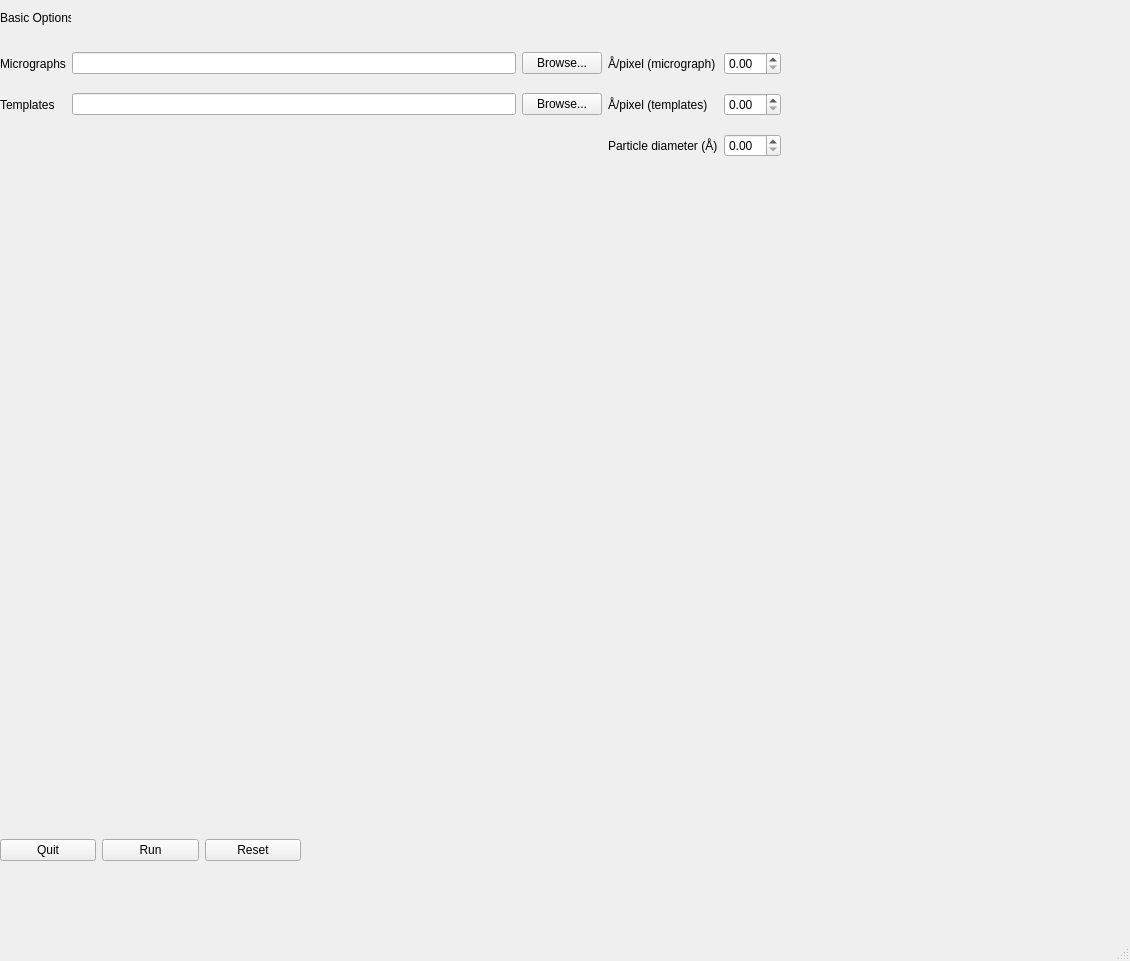
This is ui_elements/main_window.ui in AGMMGA/gautomatch-gui as Qt 5 draws it before an edit. The edited form follows.
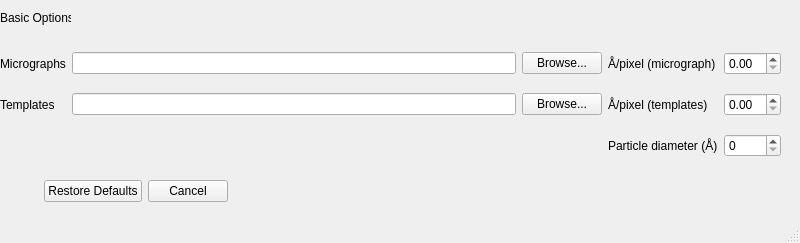
This is the edited form.

Commit message: Small GUI. Browsing for files and inserting parameters works

The edit to the form file:
```diff
--- a/ui_elements/main_window.ui
+++ b/ui_elements/main_window.ui
@@ -6,8 +6,8 @@
    <rect>
     <x>0</x>
     <y>0</y>
-    <width>1130</width>
-    <height>961</height>
+    <width>800</width>
+    <height>243</height>
    </rect>
   </property>
   <property name="windowTitle">
@@ -82,12 +82,16 @@
      <item row="1" column="4">
       <widget class="QDoubleSpinBox" name="aPixTBox"/>
      </item>
-     <item row="3" column="4">
-      <widget class="QDoubleSpinBox" name="diameterBox"/>
-     </item>
      <item row="0" column="4">
       <widget class="QDoubleSpinBox" name="aPixMBox"/>
      </item>
+     <item row="3" column="4">
+      <widget class="QSpinBox" name="diameterBox">
+       <property name="maximum">
+        <number>1000</number>
+       </property>
+      </widget>
+     </item>
     </layout>
    </widget>
    <widget class="QLabel" name="basicOptionsLabel">
@@ -112,39 +116,28 @@
       <height>641</height>
      </rect>
     </property>
-   </widget>
-   <widget class="QWidget" name="horizontalLayoutWidget">
+    <widget class="QDialogButtonBox" name="buttonBox">
     <property name="geometry">
      <rect>
       <x>0</x>
-      <y>830</y>
-      <width>301</width>
-      <height>41</height>
-     </rect>
-    </property>
-    <layout class="QHBoxLayout" name="horizontalLayout">
-     <item>
-      <widget class="QPushButton" name="quitButton">
-       <property name="text">
-        <string>Quit</string>
-       </property>
-      </widget>
-     </item>
-     <item>
-      <widget class="QPushButton" name="runButton">
-       <property name="text">
-        <string>Run</string>
-       </property>
-      </widget>
-     </item>
-     <item>
-      <widget class="QPushButton" name="resetButton">
-       <property name="text">
-        <string>Reset</string>
-       </property>
-      </widget>
-     </item>
-    </layout>
+       <y>0</y>
+       <width>271</width>
+       <height>23</height>
+      </rect>
+     </property>
+     <property name="sizePolicy">
+      <sizepolicy hsizetype="Maximum" vsizetype="Fixed">
+       <horstretch>0</horstretch>
+       <verstretch>0</verstretch>
+      </sizepolicy>
+     </property>
+     <property name="standardButtons">
+      <set>QDialogButtonBox::Cancel|QDialogButtonBox::RestoreDefaults</set>
+     </property>
+     <property name="centerButtons">
+      <bool>true</bool>
+     </property>
+    </widget>
    </widget>
    <zorder>gridLayoutWidget</zorder>
    <zorder>basicOptionsLabel</zorder>
```
Left out of the diff: 5 changed lines with no effect on the pictures. Lines whose indentation alone changed are shown as unchanged. The commit also changes 6 other files.
